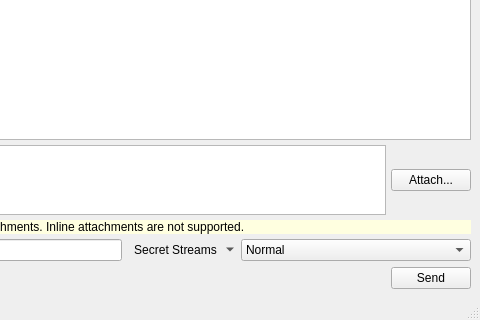
This is branches/trunk/UI/spot-on-emailwindow.ui in textbrowser/spot-on as Qt 5 draws it before an edit; both pictures show x 320 to 800 and y 541 to 861 of the 800 by 861 pixel window. The edited form follows.
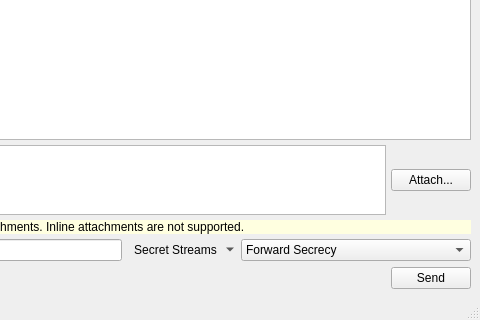
This is the edited form. Icons and pictures are not drawn.

Commit message: Display message and subject data in new e-mail windows. New label text.

Diff of the .ui file:
```diff
--- a/branches/trunk/UI/spot-on-emailwindow.ui
+++ b/branches/trunk/UI/spot-on-emailwindow.ui
@@ -278,7 +278,7 @@
         <item>
          <widget class="QComboBox" name="email_fs_gb">
           <property name="currentIndex">
-           <number>2</number>
+           <number>0</number>
           </property>
           <property name="sizeAdjustPolicy">
            <enum>QComboBox::AdjustToContents</enum>
```
The commit also changes 5 other files.
